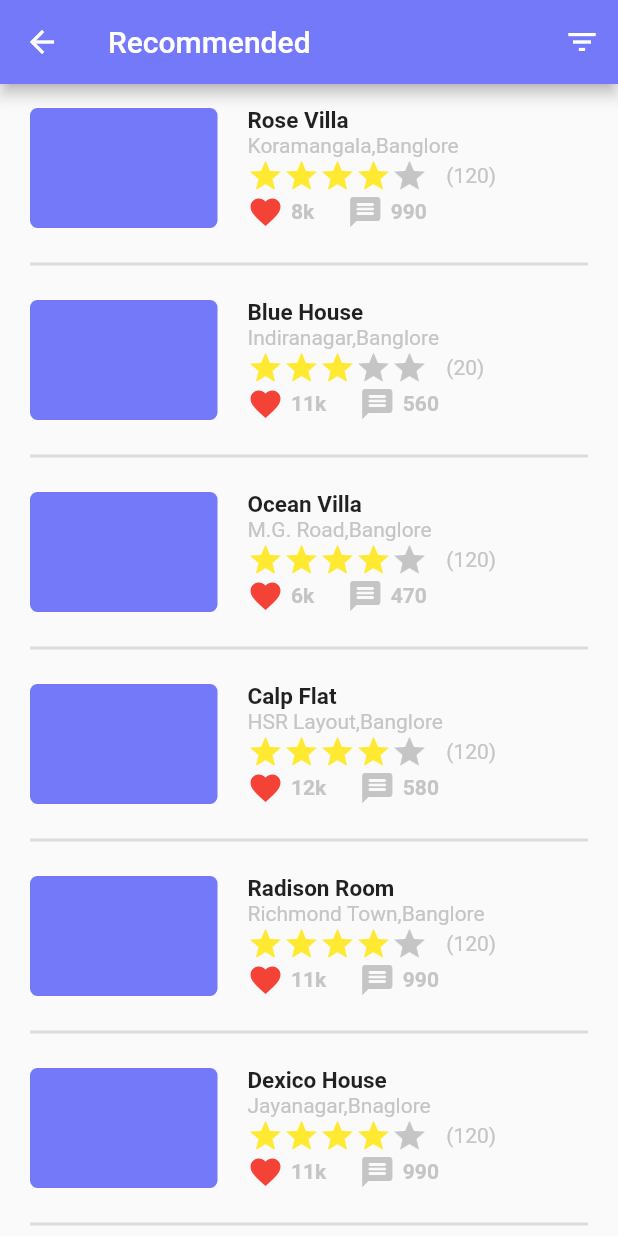
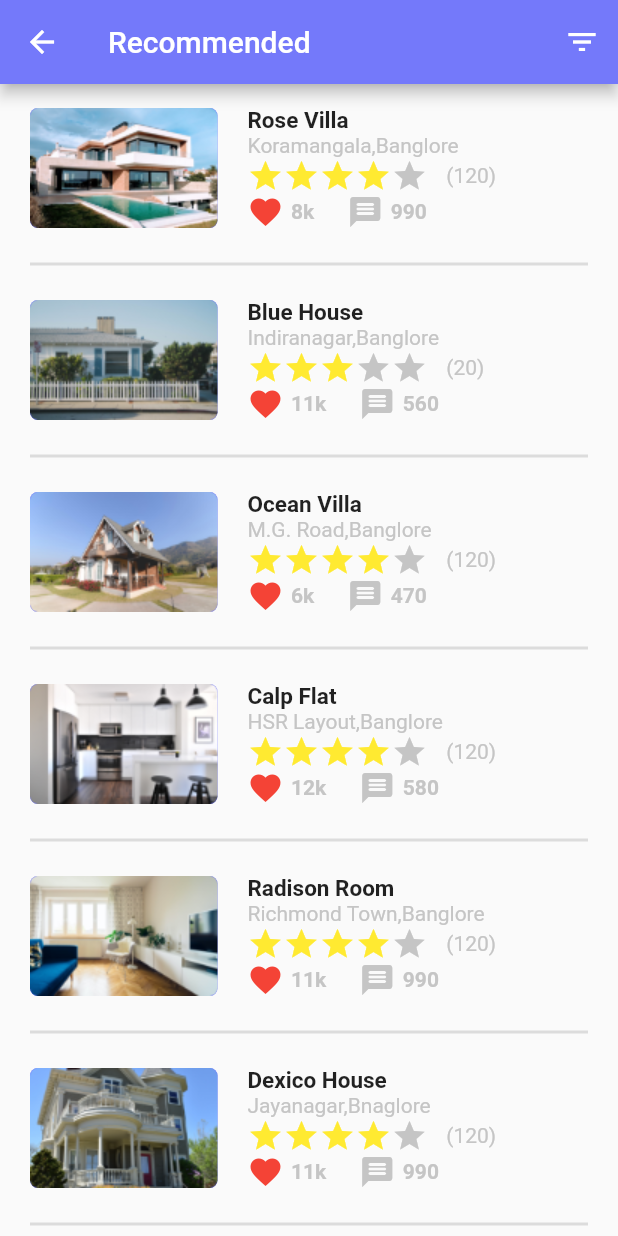
Before and after one commit to IRizerX/FindResidenciesClone, a Flutter app: the screen it shows after launch, after a tap on "see all", on a phone screen of 412 x 824 dp. Run offline on Flutter 3.47's test engine with Material 2 defaults, Android fonts, the phone set to English and light mode, and no system bars.

Commit message:
last update

```diff
--- a/lib/pages/homepage.dart
+++ b/lib/pages/homepage.dart
@@ -55,6 +55,7 @@ class _HomePageState extends State<HomePage> {
                 CircleAvatar(
                   backgroundColor: Colors.white,
                   radius: 24,
+                  backgroundImage: AssetImage('assets/images/pc.png'),
                 )
               ],
             ),
@@ -119,6 +120,11 @@ class _HomePageState extends State<HomePage> {
                           height: 55,
                           decoration: BoxDecoration(
                               color: Color(0xff7479FA),
+                              image: DecorationImage(
+                                image:
+                                    AssetImage('assets/images/flat_catg.png'),
+                                fit: BoxFit.fill,
+                              ),
                               borderRadius: BorderRadius.circular(8)),
                         ),
                         Text(
@@ -141,6 +147,11 @@ class _HomePageState extends State<HomePage> {
                           height: 55,
                           decoration: BoxDecoration(
                               color: Color(0xff7479FA),
+                              image: DecorationImage(
+                                image:
+                                    AssetImage('assets/images/house_catg.png'),
+                                fit: BoxFit.fill,
+                              ),
                               borderRadius: BorderRadius.circular(8)),
                         ),
                         Text(
@@ -163,6 +174,11 @@ class _HomePageState extends State<HomePage> {
                           height: 55,
                           decoration: BoxDecoration(
                               color: Color(0xff7479FA),
+                              image: DecorationImage(
+                                image:
+                                    AssetImage('assets/images/room_catg.png'),
+                                fit: BoxFit.fill,
+                              ),
                               borderRadius: BorderRadius.circular(8)),
                         ),
                         Text(
@@ -185,6 +201,11 @@ class _HomePageState extends State<HomePage> {
                           height: 55,
                           decoration: BoxDecoration(
                               color: Color(0xff7479FA),
+                              image: DecorationImage(
+                                image:
+                                    AssetImage('assets/images/villa_catg.png'),
+                                fit: BoxFit.fill,
+                              ),
                               borderRadius: BorderRadius.circular(8)),
                         ),
                         Text(
@@ -300,6 +321,10 @@ class _HomePageState extends State<HomePage> {
             height: 98,
             decoration: BoxDecoration(
                 color: Color(0xff7479FA),
+                image: DecorationImage(
+                  image: AssetImage('assets/images/reco1.png'),
+                  fit: BoxFit.fill,
+                ),
                 borderRadius: BorderRadius.circular(8)),
           ),
           Container(
@@ -308,6 +333,10 @@ class _HomePageState extends State<HomePage> {
             height: 98,
             decoration: BoxDecoration(
                 color: Color(0xff7479FA),
+                image: DecorationImage(
+                  image: AssetImage('assets/images/reco2.png'),
+                  fit: BoxFit.fill,
+                ),
                 borderRadius: BorderRadius.circular(8)),
           ),
           Container(
@@ -316,14 +345,10 @@ class _HomePageState extends State<HomePage> {
             height: 98,
             decoration: BoxDecoration(
                 color: Color(0xff7479FA),
-                borderRadius: BorderRadius.circular(8)),
-          ),
-          Container(
-            margin: EdgeInsets.only(right: 15),
-            width: 154,
-            height: 98,
-            decoration: BoxDecoration(
-                color: Color(0xff7479FA),
+                image: DecorationImage(
+                  image: AssetImage('assets/images/reco3.png'),
+                  fit: BoxFit.fill,
+                ),
                 borderRadius: BorderRadius.circular(8)),
           ),
         ],
--- a/lib/pages/infopage.dart
+++ b/lib/pages/infopage.dart
@@ -13,10 +13,19 @@ class _InfoPageState extends State<InfoPage> {
     Size size = MediaQuery.of(context).size;
     return Scaffold(
       body: Container(
-        width: size.width,
-        color: Color(0xff7479FA),
+        height: size.height,
         child: Stack(
           children: [
+            Container(
+              height: 326,
+              decoration: BoxDecoration(
+                color: Color(0xff7479FA),
+                image: DecorationImage(
+                  image: AssetImage('assets/images/blue_house.png'),
+                  fit: BoxFit.cover,
+                ),
+              ),
+            ),
             Positioned(
               top: 52,
               left: 20,
@@ -305,7 +314,7 @@ class _InfoPageState extends State<InfoPage> {
                   ],
                 ),
               ),
-            )
+            ),
           ],
         ),
       ),
--- a/lib/pages/recommendedpage.dart
+++ b/lib/pages/recommendedpage.dart
@@ -30,6 +30,7 @@ class _RecommendedPageState extends State<RecommendedPage> {
               rateCount: 120,
               likes: 8,
               comments: 990,
+              path: 'assets/images/r1.png',
             ),
             Divider(
               thickness: 2,
@@ -46,6 +47,7 @@ class _RecommendedPageState extends State<RecommendedPage> {
                 rateCount: 20,
                 likes: 11,
                 comments: 560,
+                path: 'assets/images/r2.png',
               ),
             ),
             Divider(
@@ -58,6 +60,7 @@ class _RecommendedPageState extends State<RecommendedPage> {
               rateCount: 120,
               likes: 6,
               comments: 470,
+              path: 'assets/images/r3.png',
             ),
             Divider(
               thickness: 2,
@@ -69,6 +72,7 @@ class _RecommendedPageState extends State<RecommendedPage> {
               rateCount: 120,
               likes: 12,
               comments: 580,
+              path: 'assets/images/r4.png',
             ),
             Divider(
               thickness: 2,
@@ -80,6 +84,7 @@ class _RecommendedPageState extends State<RecommendedPage> {
               rateCount: 120,
               likes: 11,
               comments: 990,
+              path: 'assets/images/r5.png',
             ),
             Divider(
               thickness: 2,
@@ -91,6 +96,7 @@ class _RecommendedPageState extends State<RecommendedPage> {
               rateCount: 120,
               likes: 11,
               comments: 990,
+              path: 'assets/images/r6.png',
             ),
             Divider(
               thickness: 2,
--- a/lib/widgets/placeWidget.dart
+++ b/lib/widgets/placeWidget.dart
@@ -7,6 +7,7 @@ class PlaceWidget extends StatefulWidget {
   final int? rateCount;
   final int? likes;
   final int? comments;
+  final String? path;
 
   const PlaceWidget(
       {Key? key,
@@ -15,12 +16,13 @@ class PlaceWidget extends StatefulWidget {
       this.starts,
       this.rateCount,
       this.likes,
-      this.comments})
+      this.comments,
+      this.path})
       : super(key: key);
 
   @override
   _PlaceWidgetState createState() => _PlaceWidgetState(this.name, this.location,
-      this.starts, this.rateCount, this.likes, this.comments);
+      this.starts, this.rateCount, this.likes, this.comments, this.path);
 }
 
 class _PlaceWidgetState extends State<PlaceWidget> {
@@ -30,8 +32,9 @@ class _PlaceWidgetState extends State<PlaceWidget> {
   int? rateCount;
   int? likes;
   int? comments;
+  String? path;
   _PlaceWidgetState(this.name, this.location, this.starts, this.rateCount,
-      this.likes, this.comments);
+      this.likes, this.comments, this.path);
 
   @override
   Widget build(BuildContext context) {
@@ -44,6 +47,10 @@ class _PlaceWidgetState extends State<PlaceWidget> {
             height: 80,
             decoration: BoxDecoration(
               borderRadius: BorderRadius.circular(5),
+              image: DecorationImage(
+                image: AssetImage(path!),
+                fit: BoxFit.fill,
+              ),
               color: Color(0xff7479FA),
             ),
           ),
--- a/pubspec.yaml
+++ b/pubspec.yaml
@@ -45,9 +45,8 @@ flutter:
   uses-material-design: true
 
   # To add assets to your application, add an assets section, like this:
-  # assets:
-  #   - images/a_dot_burr.jpeg
-  #   - images/a_dot_ham.jpeg
+  assets:
+    - assets/images/
 
   # An image asset can refer to one or more resolution-specific "variants", see
   # https://flutter.dev/assets-and-images/#resolution-aware.
```
Also changed, not shown: assets/images/blue_house.png (added), assets/images/flat_catg.png (added), assets/images/house_catg.png (added), assets/images/pc.png (added), assets/images/r1.png (added), assets/images/r2.png (added), assets/images/r3.png (added), assets/images/r4.png (added), assets/images/r5.png (added), assets/images/r6.png (added), assets/images/reco1.png (added), assets/images/reco2.png (added), assets/images/reco3.png (added), assets/images/room_catg.png (added), 1 more files.
